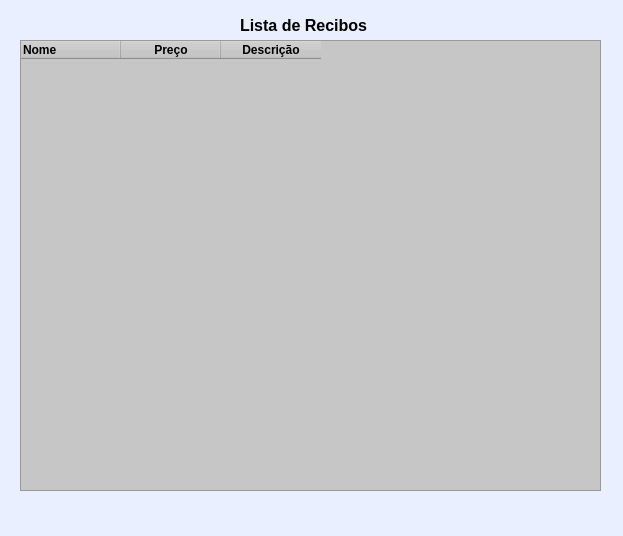
The window that listar_dados.ui (JonyKeyboard/MVC-PHP) describes before a commit, drawn with Qt 5.
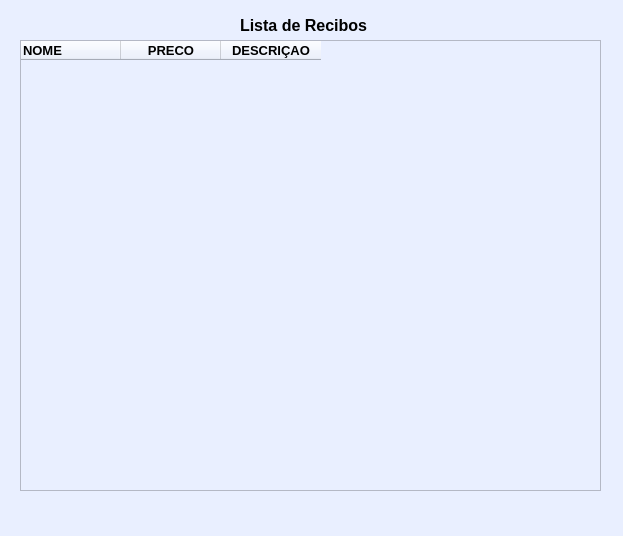
The same window after the commit.

Commit message: Gerando PDF do recibo

What changed in the file:
```diff
--- a/listar_dados.ui
+++ b/listar_dados.ui
@@ -48,6 +48,7 @@
     </property>
     <property name="font">
      <font>
+      <pointsize>12</pointsize>
       <weight>75</weight>
       <bold>true</bold>
      </font>
@@ -56,15 +57,15 @@
      <string>&lt;html&gt;&lt;head/&gt;&lt;body&gt;&lt;p&gt;&lt;br/&gt;&lt;/p&gt;&lt;/body&gt;&lt;/html&gt;</string>
     </property>
     <property name="styleSheet">
-     <string notr="true">background-color: rgb(198, 198, 198);</string>
+     <string notr="true"/>
     </property>
     <column>
      <property name="text">
-      <string>Nome</string>
+      <string>NOME</string>
      </property>
      <property name="font">
       <font>
-       <pointsize>9</pointsize>
+       <pointsize>10</pointsize>
        <weight>75</weight>
        <bold>true</bold>
       </font>
@@ -75,10 +76,11 @@
     </column>
     <column>
      <property name="text">
-      <string>Preço</string>
+      <string>PRECO</string>
      </property>
      <property name="font">
       <font>
+       <pointsize>10</pointsize>
        <weight>75</weight>
        <bold>true</bold>
       </font>
@@ -86,10 +88,11 @@
     </column>
     <column>
      <property name="text">
-      <string>Descrição</string>
+      <string>DESCRIÇAO</string>
      </property>
      <property name="font">
       <font>
+       <pointsize>10</pointsize>
        <weight>75</weight>
        <bold>true</bold>
       </font>
```
The commit also changes 1 other file.
